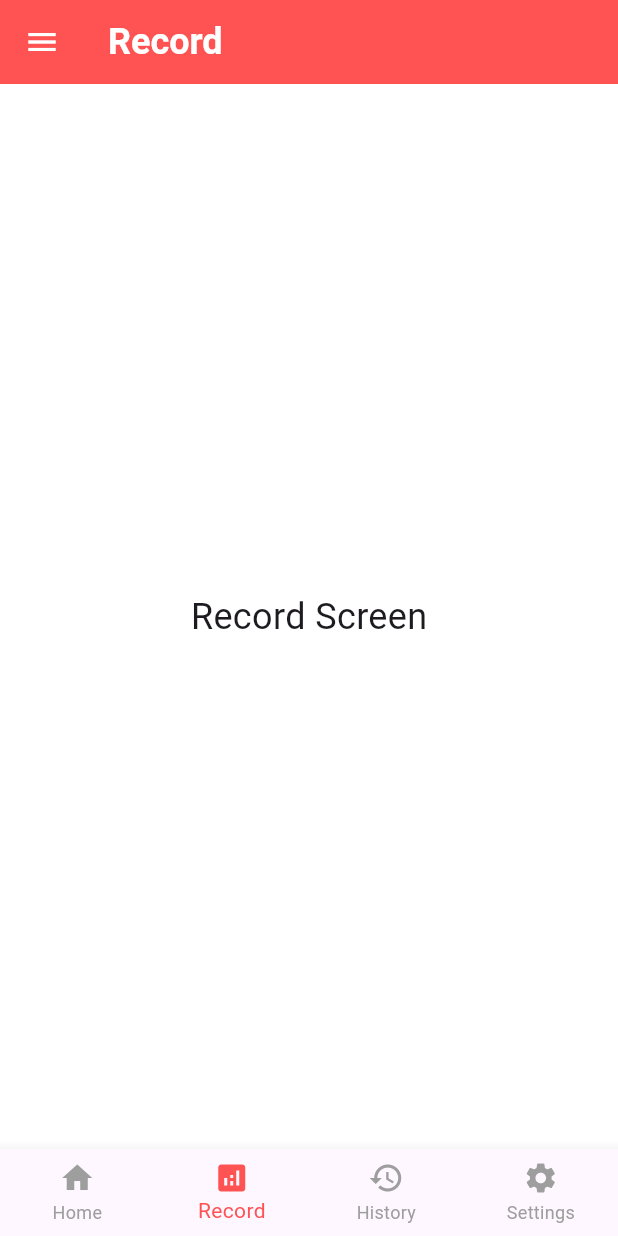
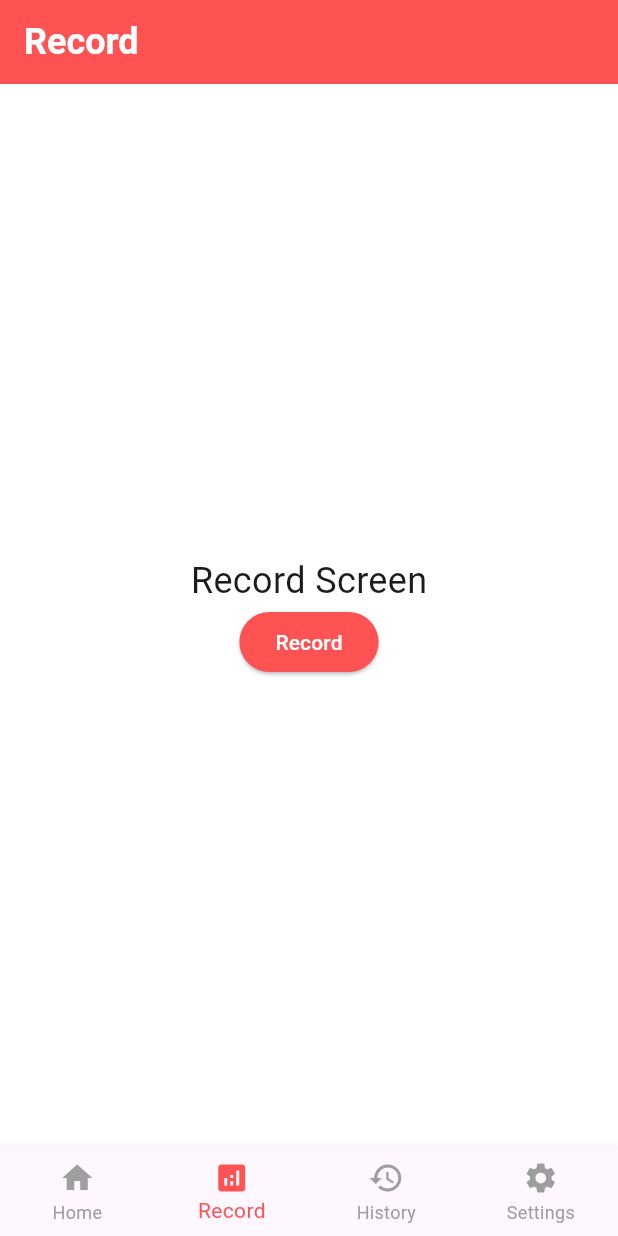
Before and after one commit to esmond-adjei/cardiocare, a Flutter app: the screen it shows after launch, item 2 of the bottom bar chosen, on a phone screen of 412 x 824 dp. Run offline on Flutter 3.47's test engine with Material 3 defaults, Android fonts, the phone set to English and light mode, and no system bars; our stand-ins replace sqflite; accounts and stored records are empty.

Commit message:
updated record screen

```diff
--- a/lib/main.dart
+++ b/lib/main.dart
@@ -4,7 +4,7 @@ import 'package:xmonapp/screens/history_screen.dart';
 import 'package:xmonapp/screens/home_screen.dart';
 import 'package:xmonapp/screens/record_screen.dart';
 import 'package:xmonapp/screens/settings_screen.dart';
-import 'package:xmonapp/widgets/nav_drawer.dart';
+import 'package:xmonapp/screens/pages/connect_device.dart';
 
 void main() {
   runApp(const MyApp());
@@ -29,6 +29,7 @@ class MyApp extends StatelessWidget {
           '/record': (context) => const RecordScreen(),
           '/history': (context) => const HistoryScreen(),
           '/setting': (context) => const SettingsScreen(),
+          '/device': (context) => const ConnectDevice(),
         });
   }
 }
@@ -43,11 +44,11 @@ class MainScreen extends StatefulWidget {
 class _MainScreenState extends State<MainScreen> {
   int _selectedIndex = 0;
 
-  static const List<Map<String, Widget>> _screens = [
-    {'Home': HomeScreen()},
-    {'Record': RecordScreen()},
-    {'History': HistoryScreen()},
-    {'Settings': SettingsScreen()},
+  final List<Widget> _screens = [
+    const HomeScreen(),
+    const RecordScreen(),
+    const HistoryScreen(),
+    const SettingsScreen(),
   ];
 
   void _onItemTapped(int index) {
@@ -59,18 +60,10 @@ class _MainScreenState extends State<MainScreen> {
   @override
   Widget build(BuildContext context) {
     return Scaffold(
-      appBar: AppBar(
-        title: Text(
-          _screens[_selectedIndex].keys.first,
-          style: const TextStyle(color: Colors.white, fontSize: 24),
-        ),
-        backgroundColor: Colors.redAccent,
-        iconTheme: const IconThemeData(
-          color: Colors.white,
-        ),
+      body: IndexedStack(
+        index: _selectedIndex,
+        children: _screens,
       ),
-      drawer: const AppDrawer(),
-      body: _screens[_selectedIndex].values.first,
       bottomNavigationBar: BottomNavigationBar(
         type: BottomNavigationBarType.fixed,
         selectedItemColor: Colors.redAccent,
--- a/lib/screens/login_screen.dart
+++ b/lib/screens/login_screen.dart
@@ -3,7 +3,6 @@ import 'package:xmonapp/services/auth_service.dart';
 import 'package:xmonapp/widgets/custom_text_field.dart';
 import 'package:xmonapp/widgets/custom_button.dart';
 import 'register_screen.dart';
-import 'home_screen.dart';
 
 class LoginScreen extends StatefulWidget {
   const LoginScreen({super.key});
@@ -23,9 +22,9 @@ class _LoginScreenState extends State<LoginScreen> {
 
     final success = await _authService.login(email, password);
     if (success) {
-      Navigator.pushReplacement(
+      Navigator.pushNamed(
         context,
-        MaterialPageRoute(builder: (context) => const HomeScreen()),
+        '/home',
       );
     } else {
       ScaffoldMessenger.of(context).showSnackBar(
--- a/lib/screens/record_screen.dart
+++ b/lib/screens/record_screen.dart
@@ -5,10 +5,33 @@ class RecordScreen extends StatelessWidget {
 
   @override
   Widget build(BuildContext context) {
-    return const Center(
-      child: Text(
-        'Record Screen',
-        style: TextStyle(fontSize: 24),
+    return Scaffold(
+      appBar: AppBar(
+        title: const Text(
+          'Record',
+          style: TextStyle(color: Colors.white, fontSize: 24),
+        ),
+        backgroundColor: Colors.redAccent,
+        iconTheme: const IconThemeData(
+          color: Colors.white,
+        ),
+      ),
+      body: Column(
+        mainAxisAlignment: MainAxisAlignment.center,
+        children: [
+          const Text(
+            'Record Screen',
+            style: TextStyle(fontSize: 24),
+          ),
+          Center(
+            child: ElevatedButton(
+              onPressed: () {
+                Navigator.pushNamed(context, '/device');
+              },
+              child: const Text('Record'),
+            ),
+          ),
+        ],
       ),
     );
   }
--- a/lib/widgets/list_item.dart
+++ b/lib/widgets/list_item.dart
@@ -22,7 +22,7 @@ class ListItem extends StatelessWidget {
         title: Text(
           name,
           style: const TextStyle(
-            fontSize: 14,
+            fontSize: 16,
           ),
         ),
         subtitle: Row(
```
Also changed, not shown: lib/screens/home_screen.dart (+20 -21 lines), lib/screens/pages/connect_device.dart (added, +36 -0 lines), lib/screens/settings_screen.dart (+82 -4 lines), lib/services/dummy_data.dart (+91 -0 lines).
